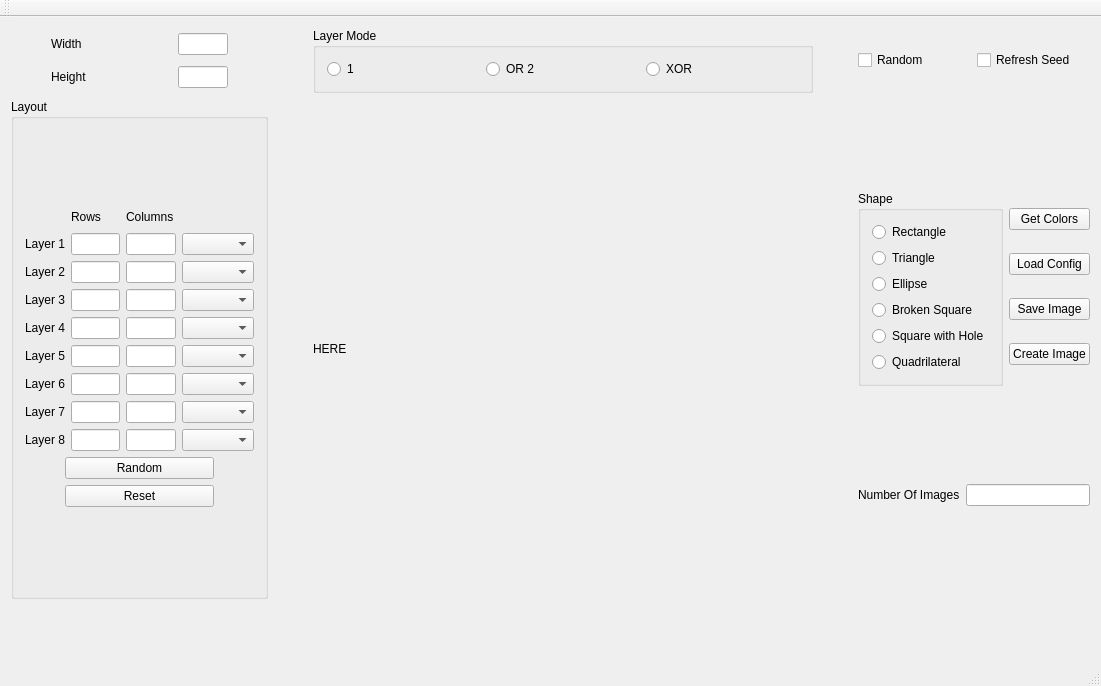
Before: the Qt Designer form mainwindow.ui in AceGabrielFigueroa/SP-2019-Ocuplay, drawn with Qt 5.
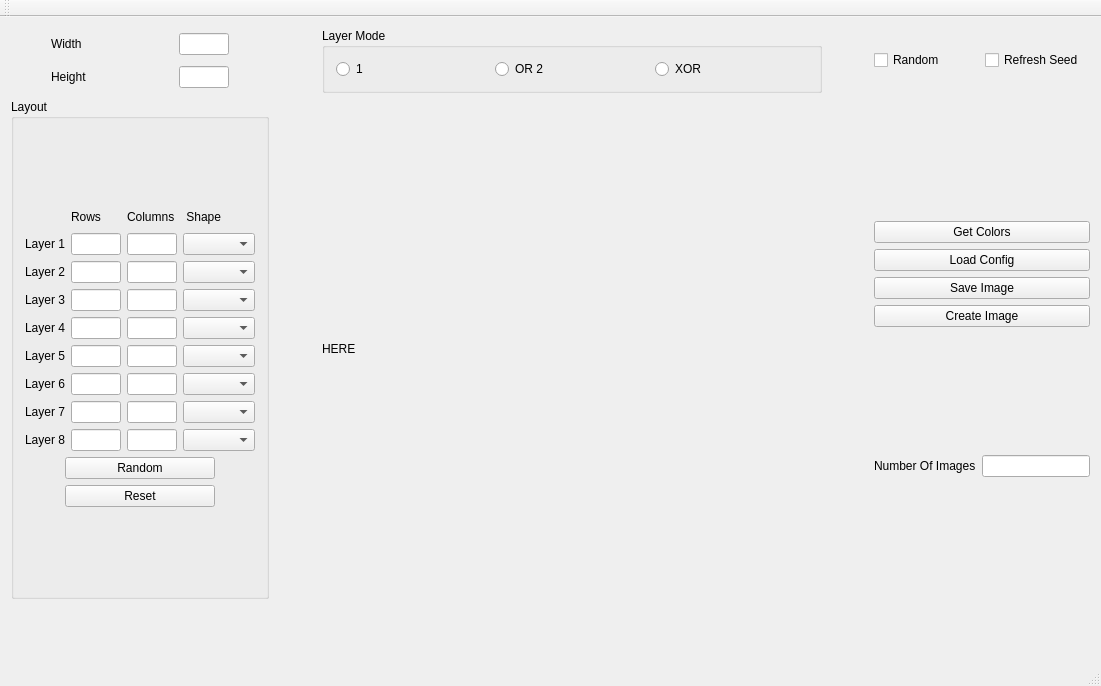
After: the same form once the commit is applied.

The edit to the form file:
```diff
--- a/mainwindow.ui
+++ b/mainwindow.ui
@@ -55,79 +55,6 @@
           <item>
            <layout class="QGridLayout" name="gridLayout_7">
             <item row="0" column="0">
-             <widget class="QGroupBox" name="gb_shape">
-              <property name="title">
-               <string>Shape</string>
-              </property>
-              <layout class="QGridLayout" name="gridLayout_6">
-               <item row="0" column="0">
-                <layout class="QVBoxLayout" name="verticalLayout">
-                 <item>
-                  <widget class="QRadioButton" name="rb_rect">
-                   <property name="text">
-                    <string>Rectangle</string>
-                   </property>
-                   <attribute name="buttonGroup">
-                    <string notr="true">buttonGroup</string>
-                   </attribute>
-                  </widget>
-                 </item>
-                 <item>
-                  <widget class="QRadioButton" name="rb_triangle">
-                   <property name="text">
-                    <string>Triangle</string>
-                   </property>
-                   <attribute name="buttonGroup">
-                    <string notr="true">buttonGroup</string>
-                   </attribute>
-                  </widget>
-                 </item>
-                 <item>
-                  <widget class="QRadioButton" name="rb_ellipse">
-                   <property name="text">
-                    <string>Ellipse</string>
-                   </property>
-                   <attribute name="buttonGroup">
-                    <string notr="true">buttonGroup</string>
-                   </attribute>
-                  </widget>
-                 </item>
-                 <item>
-                  <widget class="QRadioButton" name="rb_brokensqr">
-                   <property name="text">
-                    <string>Broken Square</string>
-                   </property>
-                   <attribute name="buttonGroup">
-                    <string notr="true">buttonGroup</string>
-                   </attribute>
-                  </widget>
-                 </item>
-                 <item>
-                  <widget class="QRadioButton" name="rb_sqr_w_hole">
-                   <property name="text">
-                    <string>Square with Hole</string>
-                   </property>
-                   <attribute name="buttonGroup">
-                    <string notr="true">buttonGroup</string>
-                   </attribute>
-                  </widget>
-                 </item>
-                 <item>
-                  <widget class="QRadioButton" name="rb_quad">
-                   <property name="text">
-                    <string>Quadrilateral</string>
-                   </property>
-                   <attribute name="buttonGroup">
-                    <string notr="true">buttonGroup</string>
-                   </attribute>
-                  </widget>
-                 </item>
-                </layout>
-               </item>
-              </layout>
-             </widget>
-            </item>
-            <item row="0" column="1">
              <layout class="QVBoxLayout" name="verticalLayout_2">
               <item>
                <widget class="QPushButton" name="btn_get_clr">
@@ -456,22 +383,6 @@
                    </property>
                   </spacer>
                  </item>
-                 <item row="0" column="4">
-                  <spacer name="sp_config_r">
-                   <property name="orientation">
-                    <enum>Qt::Horizontal</enum>
-                   </property>
-                   <property name="sizeType">
-                    <enum>QSizePolicy::Preferred</enum>
-                   </property>
-                   <property name="sizeHint" stdset="0">
-                    <size>
-                     <width>22</width>
-                     <height>17</height>
-                    </size>
-                   </property>
-                  </spacer>
-                 </item>
                  <item row="0" column="1">
                   <widget class="QLabel" name="lbl_rows">
                    <property name="maximumSize">
@@ -813,6 +724,13 @@
                  <item row="8" column="4">
                   <widget class="QComboBox" name="comboBox_8"/>
                  </item>
+                 <item row="0" column="4">
+                  <widget class="QLabel" name="label">
+                   <property name="text">
+                    <string> Shape</string>
+                   </property>
+                  </widget>
+                 </item>
                 </layout>
                </item>
                <item row="2" column="0">
```
